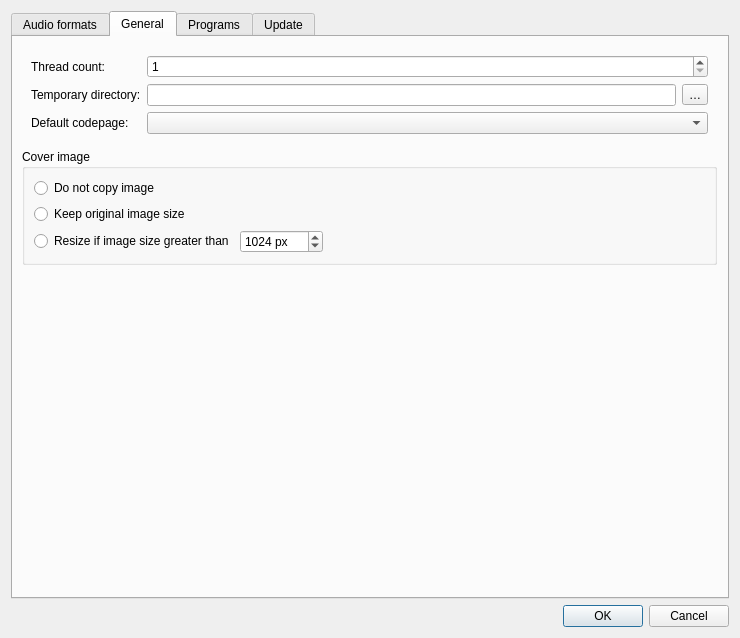
flacon/flacon, file gui/configdialog/configdialog.ui: the form before one commit.
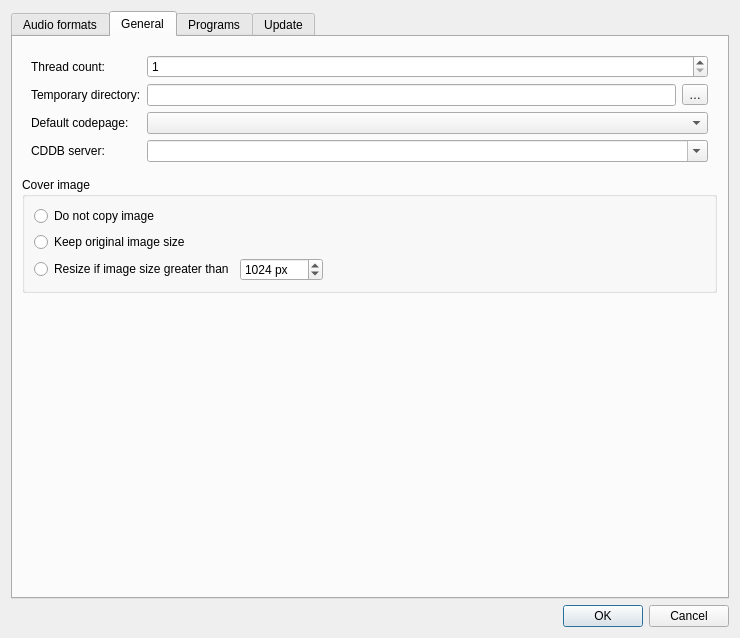
The form after the commit. The open tabs and pages were chosen to show the change. Custom widgets are drawn as their Qt base class.

```diff
--- a/gui/configdialog/configdialog.ui
+++ b/gui/configdialog/configdialog.ui
@@ -253,6 +253,20 @@
                 </property>
                </widget>
               </item>
+              <item row="3" column="0">
+               <widget class="QLabel" name="cddbLabel">
+                <property name="text">
+                 <string comment="Preferences dialog label">CDDB server: </string>
+                </property>
+               </widget>
+              </item>
+              <item row="3" column="1">
+               <widget class="QComboBox" name="cddbComboBox">
+                <property name="editable">
+                 <bool>true</bool>
+                </property>
+               </widget>
+              </item>
              </layout>
             </item>
            </layout>
```
Left out of the diff: 2 changed lines with no effect on the pictures.
